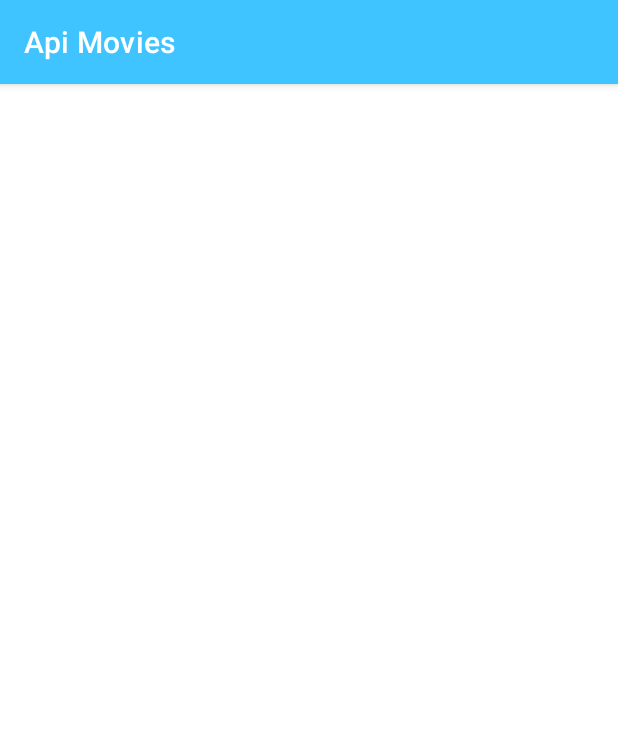
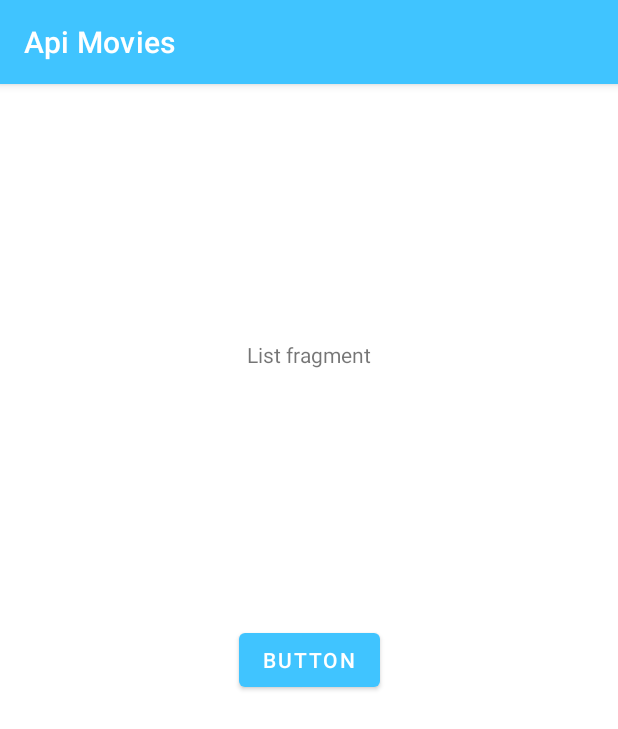
Before and after one commit to codigo-alan/ApiMovies, an Android app: the screen it shows after launch (MainActivity), on a phone screen of 412 x 824 dp. Shown: the top 729 px of the screen. Run offline under Robolectric (Android 15) with nearby library versions, the phone set to English and light mode, and no system bars.

Commit message:
Implemented navigation between list detail

```diff
--- /dev/null
+++ b/app/src/main/java/com/example/apimovies/view/fragments/ListFragment.kt
@@ -0,0 +1,39 @@
+package com.example.apimovies.view.fragments
+
+import android.os.Bundle
+import androidx.fragment.app.Fragment
+import android.view.LayoutInflater
+import android.view.View
+import android.view.ViewGroup
+import android.widget.Toast
+import androidx.navigation.fragment.findNavController
+import com.example.apimovies.R
+import com.example.apimovies.databinding.FragmentListBinding
+
+
+class ListFragment : Fragment() {
+
+    private lateinit var binding: FragmentListBinding
+
+    override fun onCreateView(
+        inflater: LayoutInflater, container: ViewGroup?,
+        savedInstanceState: Bundle?
+    ): View? {
+        // Inflate the layout for this fragment
+        binding = FragmentListBinding.inflate(inflater, container, false)
+        return binding.root
+    }
+
+    override fun onViewCreated(view: View, savedInstanceState: Bundle?) {
+        super.onViewCreated(view, savedInstanceState)
+
+        binding.exampleText.text = "List fragment"
+
+        //To detail button
+        binding.toDetailBtn.setOnClickListener {
+                findNavController().navigate(R.id.action_listFragment_to_detailFragment)
+        }
+
+    }
+
+}
--- a/app/src/main/res/layout/activity_main.xml
+++ b/app/src/main/res/layout/activity_main.xml
@@ -7,13 +7,16 @@
     android:layout_height="match_parent"
     tools:context=".view.MainActivity">
 
-    <TextView
-        android:layout_width="match_parent"
-        android:layout_height="match_parent"
-        android:text="Hello World!"
+    <androidx.fragment.app.FragmentContainerView
+        android:id="@+id/fragmentContainerView"
+        android:layout_width="0dp"
+        android:layout_height="0dp"
+        app:layout_constraintTop_toTopOf="parent"
+        app:layout_constraintStart_toStartOf="parent"
+        app:layout_constraintEnd_toEndOf="parent"
         app:layout_constraintBottom_toBottomOf="parent"
-        app:layout_constraintEnd_toEndOf="parent"
-        app:layout_constraintStart_toStartOf="parent"
-        app:layout_constraintTop_toTopOf="parent" />
+        android:name="androidx.navigation.fragment.NavHostFragment"
+        app:navGraph="@navigation/navigation_graph"
+        app:defaultNavHost="true"/>
 
 </androidx.constraintlayout.widget.ConstraintLayout>
--- /dev/null
+++ b/app/src/main/res/layout/fragment_list.xml
@@ -0,0 +1,30 @@
+<?xml version="1.0" encoding="utf-8"?>
+<androidx.constraintlayout.widget.ConstraintLayout
+    xmlns:android="http://schemas.android.com/apk/res/android"
+    xmlns:app="http://schemas.android.com/apk/res-auto"
+    xmlns:tools="http://schemas.android.com/tools"
+    android:layout_width="match_parent"
+    android:layout_height="match_parent"
+    tools:context=".view.fragments.ListFragment">
+
+    <TextView
+        android:id="@+id/exampleText"
+        android:layout_width="wrap_content"
+        android:layout_height="wrap_content"
+        android:text="@string/hello_blank_fragment"
+        app:layout_constraintBottom_toTopOf="@id/toDetailBtn"
+        app:layout_constraintEnd_toEndOf="parent"
+        app:layout_constraintStart_toStartOf="parent"
+        app:layout_constraintTop_toTopOf="parent" />
+
+    <Button
+        android:id="@+id/toDetailBtn"
+        android:layout_width="wrap_content"
+        android:layout_height="wrap_content"
+        android:text="Button"
+        app:layout_constraintBottom_toBottomOf="parent"
+        app:layout_constraintEnd_toEndOf="parent"
+        app:layout_constraintStart_toStartOf="parent"
+        app:layout_constraintTop_toTopOf="parent" />
+
+</androidx.constraintlayout.widget.ConstraintLayout>
--- /dev/null
+++ b/app/src/main/res/navigation/navigation_graph.xml
@@ -0,0 +1,26 @@
+<?xml version="1.0" encoding="utf-8"?>
+<navigation xmlns:android="http://schemas.android.com/apk/res/android"
+    xmlns:app="http://schemas.android.com/apk/res-auto"
+    xmlns:tools="http://schemas.android.com/tools"
+    android:id="@+id/navigation_graph"
+    app:startDestination="@id/listFragment">
+
+    <fragment
+        android:id="@+id/listFragment"
+        android:name="com.example.apimovies.view.fragments.ListFragment"
+        android:label="fragment_list"
+        tools:layout="@layout/fragment_list" >
+        <action
+            android:id="@+id/action_listFragment_to_detailFragment"
+            app:destination="@id/detailFragment" />
+    </fragment>
+    <fragment
+        android:id="@+id/detailFragment"
+        android:name="com.example.apimovies.view.fragments.DetailFragment"
+        android:label="fragment_detail"
+        tools:layout="@layout/fragment_detail" >
+        <action
+            android:id="@+id/action_detailFragment_to_listFragment"
+            app:destination="@id/listFragment" />
+    </fragment>
+</navigation>
--- a/app/src/main/res/values/strings.xml
+++ b/app/src/main/res/values/strings.xml
@@ -1,3 +1,5 @@
 <resources>
     <string name="app_name">Api Movies</string>
+    <!-- TODO: Remove or change this placeholder text -->
+    <string name="hello_blank_fragment">Hello blank fragment</string>
 </resources>
```
Also changed, not shown: app/src/main/java/com/example/apimovies/view/fragments/DetailFragment.kt (added, +38 -0 lines), app/src/main/res/layout/fragment_detail.xml (added, +32 -0 lines).
